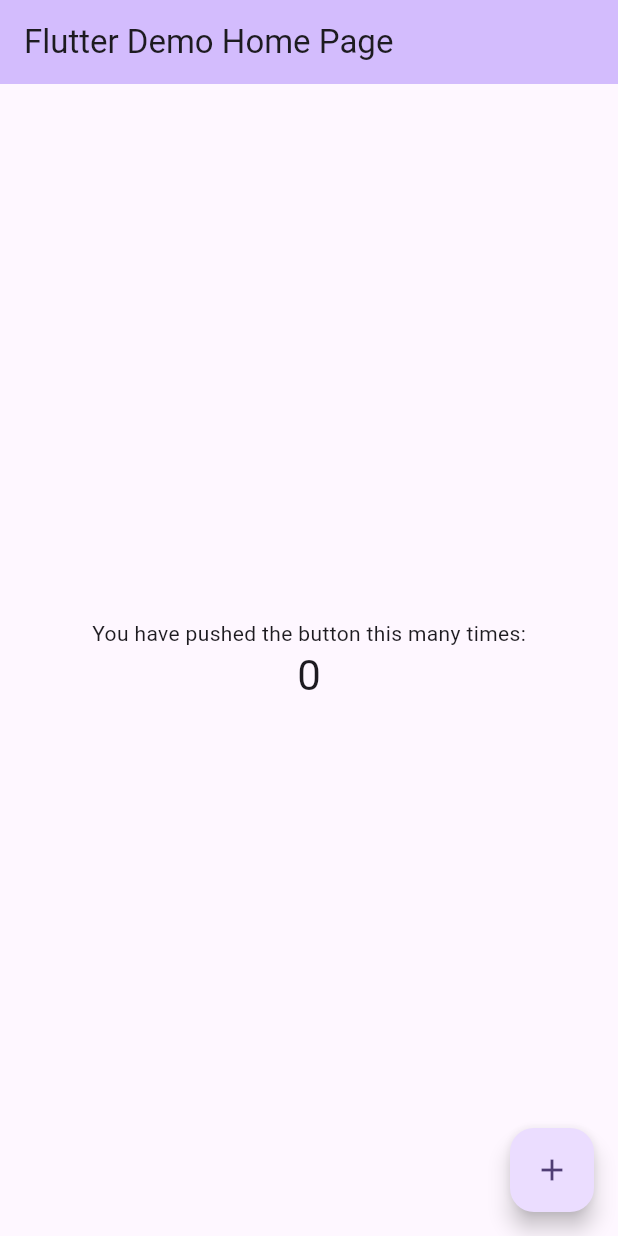
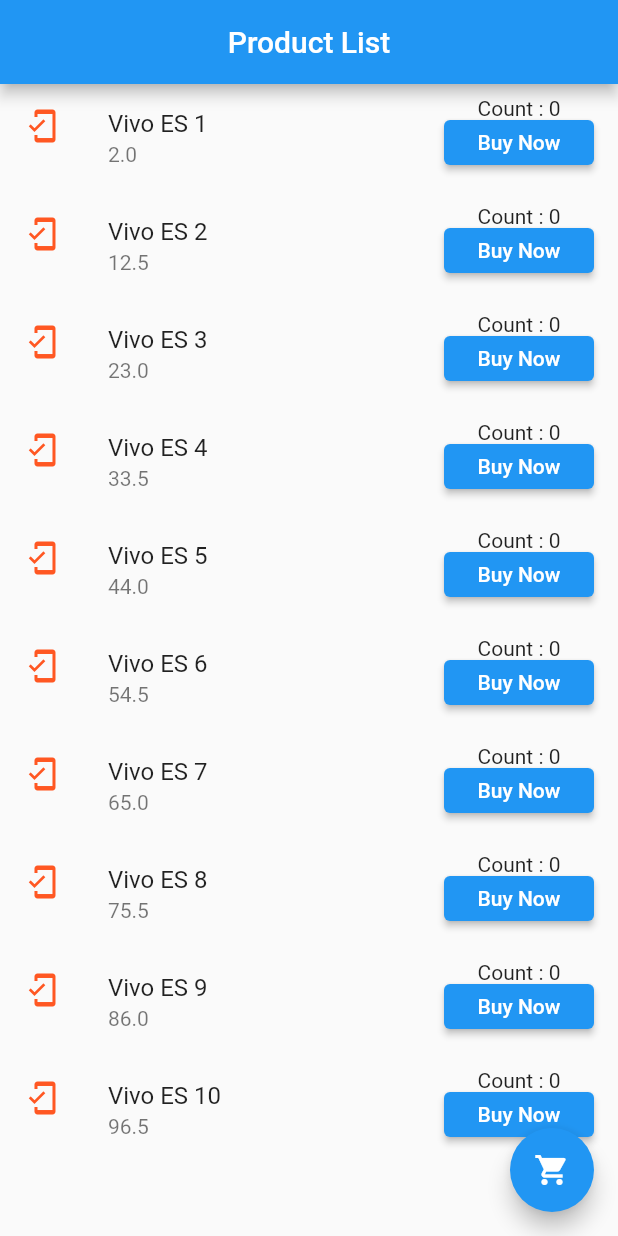
Before and after one commit to sajjadrahman56/task-manager, a Flutter app: the screen it shows after launch, on a phone screen of 412 x 824 dp. Run offline on Flutter 3.47's test engine with Material 2 defaults, Android fonts, the phone set to English and light mode, and no system bars.

Commit message:
product list and categories counter using map

```diff
--- a/mod_7/lib/main.dart
+++ b/mod_7/lib/main.dart
@@ -1,4 +1,5 @@
 import 'package:flutter/material.dart';
+import 'package:mod_7/productlist_screen.dart';
 
 void main() {
   runApp(const MyApp());
@@ -7,119 +8,11 @@
 class MyApp extends StatelessWidget {
   const MyApp({super.key});
 
-  // This widget is the root of your application.
   @override
   Widget build(BuildContext context) {
     return MaterialApp(
       title: 'Flutter Demo',
-      theme: ThemeData(
-        // This is the theme of your application.
-        //
-        // TRY THIS: Try running your application with "flutter run". You'll see
-        // the application has a blue toolbar. Then, without quitting the app,
-        // try changing the seedColor in the colorScheme below to Colors.green
-        // and then invoke "hot reload" (save your changes or press the "hot
-        // reload" button in a Flutter-supported IDE, or press "r" if you used
-        // the command line to start the app).
-        //
-        // Notice that the counter didn't reset back to zero; the application
-        // state is not lost during the reload. To reset the state, use hot
-        // restart instead.
-        //
-        // This works for code too, not just values: Most code changes can be
-        // tested with just a hot reload.
-        colorScheme: ColorScheme.fromSeed(seedColor: Colors.deepPurple),
-        useMaterial3: true,
-      ),
-      home: const MyHomePage(title: 'Flutter Demo Home Page'),
+      home: ProductList(),
     );
   }
 }
-
-class MyHomePage extends StatefulWidget {
-  const MyHomePage({super.key, required this.title});
-
-  // This widget is the home page of your application. It is stateful, meaning
-  // that it has a State object (defined below) that contains fields that affect
-  // how it looks.
-
-  // This class is the configuration for the state. It holds the values (in this
-  // case the title) provided by the parent (in this case the App widget) and
-  // used by the build method of the State. Fields in a Widget subclass are
-  // always marked "final".
-
-  final String title;
-
-  @override
-  State<MyHomePage> createState() => _MyHomePageState();
-}
-
-class _MyHomePageState extends State<MyHomePage> {
-  int _counter = 0;
-
-  void _incrementCounter() {
-    setState(() {
-      // This call to setState tells the Flutter framework that something has
-      // changed in this State, which causes it to rerun the build method below
-      // so that the display can reflect the updated values. If we changed
-      // _counter without calling setState(), then the build method would not be
-      // called again, and so nothing would appear to happen.
-      _counter++;
-    });
-  }
-
-  @override
-  Widget build(BuildContext context) {
-    // This method is rerun every time setState is called, for instance as done
-    // by the _incrementCounter method above.
-    //
-    // The Flutter framework has been optimized to make rerunning build methods
-    // fast, so that you can just rebuild anything that needs updating rather
-    // than having to individually change instances of widgets.
-    return Scaffold(
-      appBar: AppBar(
-        // TRY THIS: Try changing the color here to a specific color (to
-        // Colors.amber, perhaps?) and trigger a hot reload to see the AppBar
-        // change color while the other colors stay the same.
-        backgroundColor: Theme.of(context).colorScheme.inversePrimary,
-        // Here we take the value from the MyHomePage object that was created by
-        // the App.build method, and use it to set our appbar title.
-        title: Text(widget.title),
-      ),
-      body: Center(
-        // Center is a layout widget. It takes a single child and positions it
-        // in the middle of the parent.
-        child: Column(
-          // Column is also a layout widget. It takes a list of children and
-          // arranges them vertically. By default, it sizes itself to fit its
-          // children horizontally, and tries to be as tall as its parent.
-          //
-          // Column has various properties to control how it sizes itself and
-          // how it positions its children. Here we use mainAxisAlignment to
-          // center the children vertically; the main axis here is the vertical
-          // axis because Columns are vertical (the cross axis would be
-          // horizontal).
-          //
-          // TRY THIS: Invoke "debug painting" (choose the "Toggle Debug Paint"
-          // action in the IDE, or press "p" in the console), to see the
-          // wireframe for each widget.
-          mainAxisAlignment: MainAxisAlignment.center,
-          children: <Widget>[
-            const Text(
-              'You have pushed the button this many times:',
-            ),
-            Text(
-              '$_counter',
-              style: Theme.of(context).textTheme.headlineMedium,
-            ),
-          ],
-        ),
-      ),
-      floatingActionButton: FloatingActionButton(
-        onPressed: _incrementCounter,
-        tooltip: 'Increment',
-        child: const Icon(Icons.add),
-      ), // This trailing comma makes auto-formatting nicer for build methods.
-    );
-  }
-}
--- /dev/null
+++ b/mod_7/lib/productlist_screen.dart
@@ -0,0 +1,94 @@
+import 'package:flutter/material.dart';
+import 'package:mod_7/cart_details.dart';
+
+class ProductList extends StatefulWidget {
+  const ProductList({super.key});
+
+  @override
+  State<ProductList> createState() => _ProductListState();
+}
+
+class _ProductListState extends State<ProductList> {
+  Map<int, int> cart = {};
+  static int totalProduct = 0;
+  @override
+  Widget build(BuildContext context) {
+    return Scaffold(
+      appBar: AppBar(
+        title: const Text('Product List'),
+        centerTitle: true,
+      ),
+      body: ListView.builder(
+          itemCount: 10,
+          itemBuilder: (context, index) {
+            return ListTile(
+              leading: Icon(
+                Icons.mobile_friendly,
+                color: Colors.deepOrange,
+              ),
+              title: Text('Vivo ES ${index + 1}'),
+              subtitle: Text('${(10.50 * index) + 2}'),
+              trailing: Column(
+                children: [
+                  Text('Count : ${cart[index] ?? 0}'),
+                  Container(
+                    height: 30,
+                    width: 100,
+                    child: ElevatedButton(
+                      onPressed: () {
+                        setState(() {
+                          if (cart[index] == 4) {
+                            showDialog(
+                                context: context,
+                                builder: (context) {
+                                  return AlertDialog(
+                                    title: Text('Congratulation'),
+                                    content: Text(
+                                        'You bought ${index + 1} product 5!'),
+                                    actions: [
+                                      TextButton(
+                                          onPressed: () {
+                                            Navigator.pop(context);
+                                          },
+                                          child: Text('OK'))
+                                    ],
+                                  );
+                                });
+                          }
+
+                          if (cart.containsKey(index)) {
+                            cart[index] = cart[index]! + 1;
+                          } else {
+                            cart[index] = 1;
+                          }
+
+                          print(cart[index]);
+                        });
+                      },
+                      child: const Text('Buy Now'),
+                    ),
+                  ),
+                ],
+              ),
+            );
+          }),
+      floatingActionButton: FloatingActionButton(
+        onPressed: () {
+          setState(() {
+            cart.forEach((key, value) {
+              if (value != 0) totalProduct++;
+            });
+
+            Navigator.push(
+              context,
+              MaterialPageRoute(
+                  builder: (context) =>
+                      ShowProductCatNo(productNumber: '$totalProduct')),
+            );
+          });
+        },
+        child: Icon(Icons.shopping_cart),
+      ),
+    );
+  }
+}
```
Also changed, not shown: mod_7/lib/cart_details.dart (added, +20 -0 lines), images/1.png (added), images/2.png (added).
